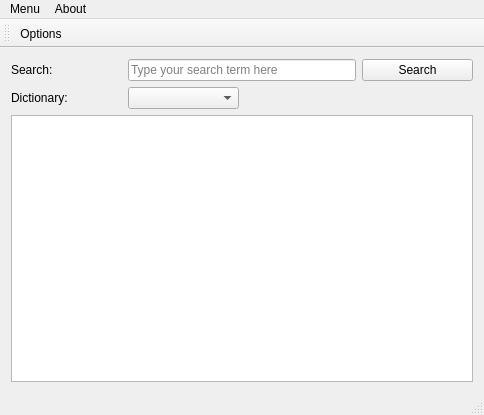
Before: the Qt Designer form src/QtWordreference/mainwindow.ui in fgsalomon/QtWordReference, drawn with Qt 5.
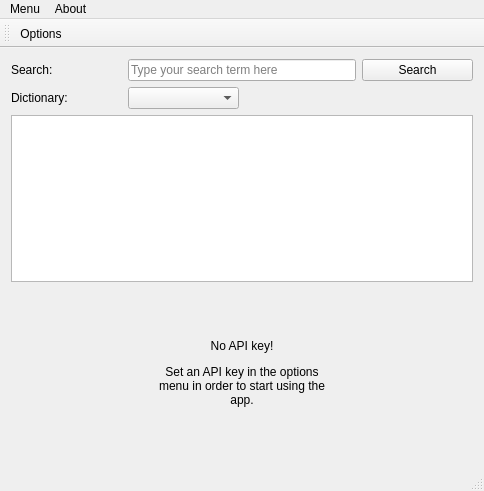
After: the same form once the commit is applied. Icons and pictures are not drawn.

The edit to the form file:
```diff
--- a/src/QtWordreference/mainwindow.ui
+++ b/src/QtWordreference/mainwindow.ui
@@ -7,7 +7,7 @@
     <x>0</x>
     <y>0</y>
     <width>484</width>
-    <height>415</height>
+    <height>491</height>
    </rect>
   </property>
   <property name="windowTitle">
@@ -18,7 +18,7 @@
     <normaloff>:/icons/logoQtWordReference.png</normaloff>:/icons/logoQtWordReference.png</iconset>
   </property>
   <widget class="QWidget" name="centralWidget">
-   <layout class="QVBoxLayout" name="verticalLayout">
+   <layout class="QVBoxLayout" name="verticalLayout_3">
     <item>
      <layout class="QGridLayout" name="gridLayout">
       <item row="0" column="0">
@@ -57,6 +57,82 @@
     <item>
      <widget class="QTextBrowser" name="textBrowser"/>
     </item>
+    <item>
+     <widget class="QWidget" name="NoAPIKeyWidget" native="true">
+      <layout class="QVBoxLayout" name="verticalLayout_2">
+       <item>
+        <layout class="QVBoxLayout" name="verticalLayout">
+         <item>
+          <spacer name="verticalSpacer">
+           <property name="orientation">
+            <enum>Qt::Vertical</enum>
+           </property>
+           <property name="sizeHint" stdset="0">
+            <size>
+             <width>20</width>
+             <height>40</height>
+            </size>
+           </property>
+          </spacer>
+         </item>
+         <item>
+          <layout class="QHBoxLayout" name="horizontalLayout">
+           <item>
+            <spacer name="horizontalSpacer">
+             <property name="orientation">
+              <enum>Qt::Horizontal</enum>
+             </property>
+             <property name="sizeHint" stdset="0">
+              <size>
+               <width>40</width>
+               <height>20</height>
+              </size>
+             </property>
+            </spacer>
+           </item>
+           <item>
+            <widget class="QLabel" name="NoAPIKeyLabel">
+             <property name="text">
+              <string>&lt;html&gt;&lt;head/&gt;&lt;body&gt;&lt;p align=&quot;center&quot;&gt;No API key!&lt;/p&gt;&lt;p align=&quot;center&quot;&gt;Set an API key in the options menu in order to start using the app.&lt;/p&gt;&lt;/body&gt;&lt;/html&gt;</string>
+             </property>
+             <property name="wordWrap">
+              <bool>true</bool>
+             </property>
+            </widget>
+           </item>
+           <item>
+            <spacer name="horizontalSpacer_2">
+             <property name="orientation">
+              <enum>Qt::Horizontal</enum>
+             </property>
+             <property name="sizeHint" stdset="0">
+              <size>
+               <width>40</width>
+               <height>20</height>
+              </size>
+             </property>
+            </spacer>
+           </item>
+          </layout>
+         </item>
+         <item>
+          <spacer name="verticalSpacer_2">
+           <property name="orientation">
+            <enum>Qt::Vertical</enum>
+           </property>
+           <property name="sizeHint" stdset="0">
+            <size>
+             <width>20</width>
+             <height>40</height>
+            </size>
+           </property>
+          </spacer>
+         </item>
+        </layout>
+       </item>
+      </layout>
+     </widget>
+    </item>
    </layout>
   </widget>
   <widget class="QToolBar" name="mainToolBar">
```
Left out of the diff: 2 changed lines with no effect on the pictures.
